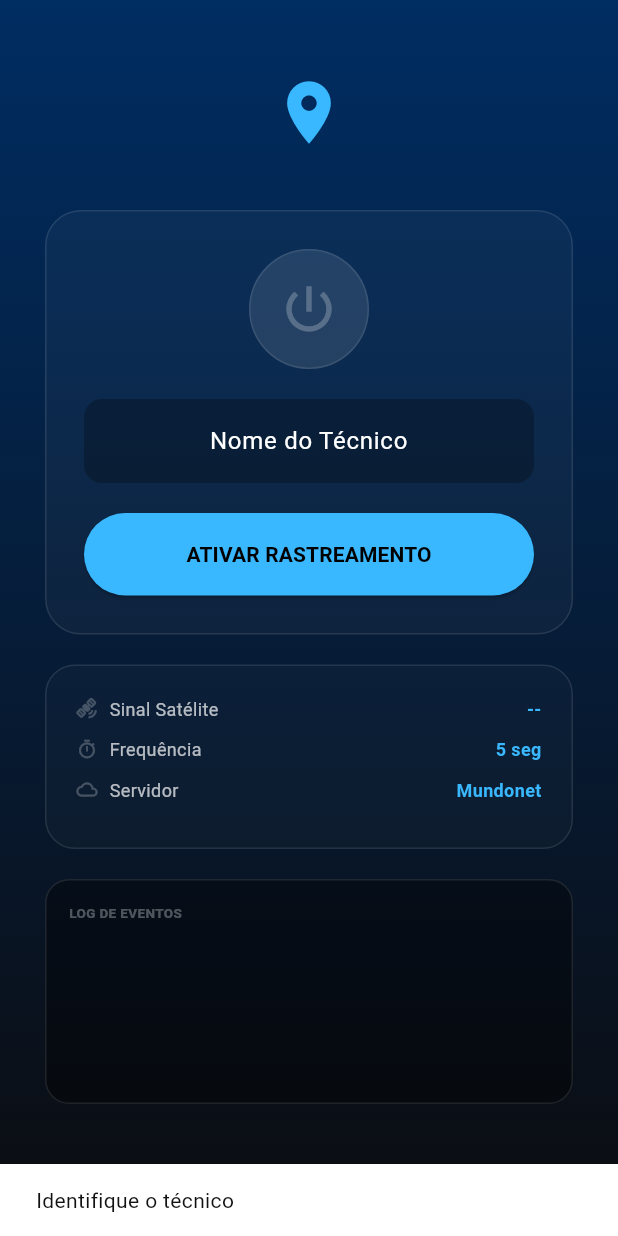
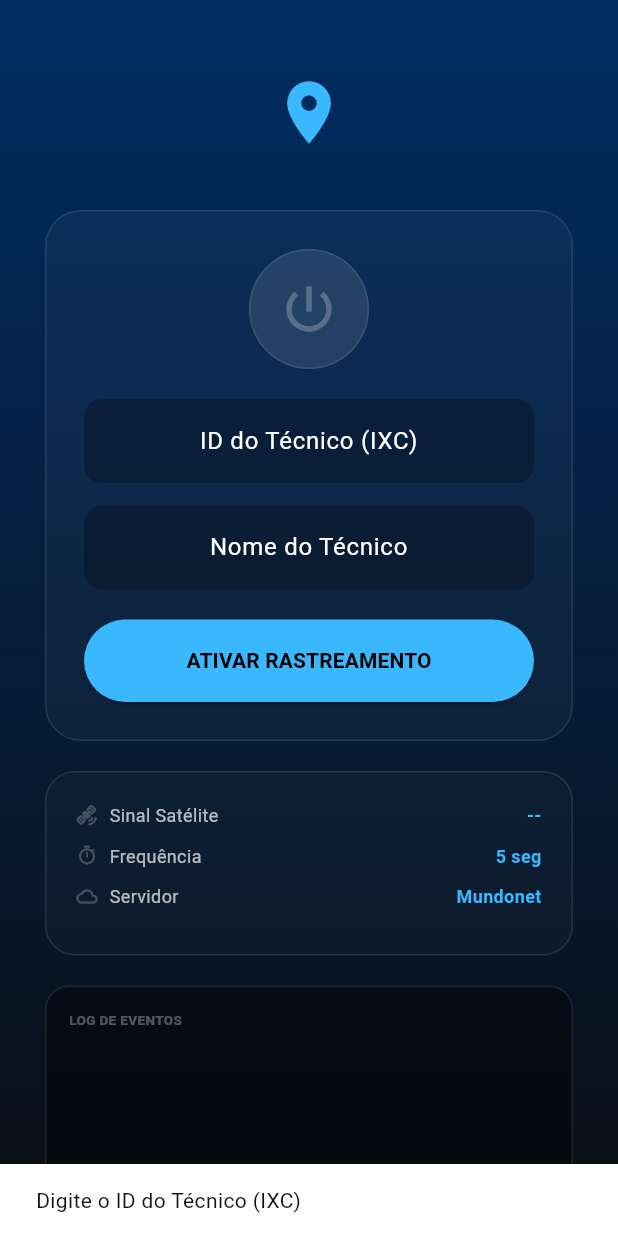
Before and after one commit to mundonetprovedor/gps-tracker, a Flutter app: the screen it shows after launch, after a tap on "ATIVAR RASTREAMENTO", on a phone screen of 412 x 824 dp. Run offline on Flutter 3.47's test engine with Material 3 defaults, Android fonts, the light colour scheme and no system bars; our stand-ins replace battery_plus, connectivity_plus, geolocator, permission_handler, shared_preferences, wakelock_plus; missing offline and left inert: flutter_foreground_task; network calls fail; statements that could not run were skipped.

Commit message:
feat: migrate mobile app to HTTP endpoints and add IXC ID field

```diff
--- a/mobile_app/lib/main.dart
+++ b/mobile_app/lib/main.dart
@@ -3,14 +3,14 @@ import 'dart:isolate';
 import 'package:flutter/material.dart';
 import 'package:flutter_foreground_task/flutter_foreground_task.dart';
 import 'package:geolocator/geolocator.dart';
-import 'package:socket_io_client/socket_io_client.dart' as IO;
 import 'package:shared_preferences/shared_preferences.dart';
 import 'package:wakelock_plus/wakelock_plus.dart';
 import 'package:permission_handler/permission_handler.dart';
 import 'package:battery_plus/battery_plus.dart';
 import 'package:connectivity_plus/connectivity_plus.dart';
+import 'package:http/http.dart' as http;
 
-const String kServerUrl = "https://mundonet-gps.49p1k1.easypanel.host";
+const String kServerUrl = "https://mapa.mundonetbandalarga.com.br";
 
 void main() async {
   WidgetsFlutterBinding.ensureInitialized();
@@ -23,7 +23,6 @@ void startCallback() {
 }
 
 class GpsTaskHandler extends TaskHandler {
-  IO.Socket? _socket;
   StreamSubscription<Position>? _positionStream;
   final Battery _battery = Battery();
   final Connectivity _connectivity = Connectivity();
@@ -41,34 +40,14 @@ class GpsTaskHandler extends TaskHandler {
 
     try {
       final customData = await FlutterForegroundTask.getData<Map<String, dynamic>>(key: 'trackingData');
-      _sendLog('2. Dados carregados: ${customData?['teamName']}');
-
-      final String teamId = customData?['teamId'] ?? 'device_${DateTime.now().millisecondsSinceEpoch}';
+      final String teamId = customData?['teamId'] ?? '';
       final String teamName = customData?['teamName'] ?? "Técnico";
 
-      _sendLog('3. Conectando: $kServerUrl');
-      _socket = IO.io(kServerUrl, <String, dynamic>{
-        'transports': ['websocket', 'polling'],
-        'autoConnect': true,
-        'forceNew': true,
-        'reconnection': true,
-        'reconnectionDelay': 1000,
-        'reconnectionAttempts': 500,
-      });
+      _sendLog('2. Técnico: $teamName (ID: $teamId)');
+      _sendLog('3. Ativando GPS...');
 
-      _socket?.onConnect((_) {
-        _sendLog('4. Socket: CONECTADO ✅');
-        _socket?.emit('register_team', {'teamId': teamId, 'name': teamName});
-      });
-
-      _socket?.onConnectError((err) => _sendLog('Erro Socket: $err'));
-      _socket?.onConnectTimeout((_) => _sendLog('Timeout Socket ⏳'));
-
-      _sendLog('5. Ativando GPS...');
-
-      // Verificar permissão antes de ouvir
       LocationPermission permission = await Geolocator.checkPermission();
-      _sendLog('6. Permissão GPS: $permission');
+      _sendLog('4. Permissão GPS: $permission');
 
       _positionStream = Geolocator.getPositionStream(
         locationSettings: AndroidSettings(
@@ -77,30 +56,35 @@ class GpsTaskHandler extends TaskHandler {
           intervalDuration: const Duration(seconds: 5),
         )
       ).listen((Position position) async {
-        _sendLog('7. GPS: Localização OK 📍');
+        _sendLog('5. GPS: Localização OK 📍');
 
         int battLevel = await _battery.batteryLevel;
-        var connResult = await _connectivity.checkConnectivity();
-        String network = connResult.toString().split('.').last;
 
-        if (_socket != null && _socket!.connected) {
-          _socket!.emit('update_location', {
-            'lat': position.latitude,
-            'lng': position.longitude,
-            'speed': position.speed * 3.6,
-            'heading': position.heading,
-            'battery': battLevel,
-            'network': network,
-            'status': 'Online'
-          });
-          _sendLog('8. Dados: ENVIADOS 🚀');
-        } else {
-          _sendLog('Aguardando Socket... ⏳');
+        try {
+          final url = Uri.parse('$kServerUrl/traccar').replace(
+            queryParameters: {
+              'id': teamId,
+              'lat': position.latitude.toString(),
+              'lon': position.longitude.toString(),
+              'speed': (position.speed * 1.94384).toString(), // convert m/s to knots
+              'heading': position.heading.toString(),
+              'battery': battLevel.toString(),
+            },
+          );
+
+          final response = await http.get(url).timeout(const Duration(seconds: 10));
+          if (response.statusCode == 200) {
+            _sendLog('6. Dados: ENVIADOS 🚀');
+          } else {
+            _sendLog('Erro HTTP: ${response.statusCode} ❌');
+          }
+        } catch (e) {
+          _sendLog('Erro Envio: $e ❌');
         }
 
         FlutterForegroundTask.updateService(
           notificationTitle: 'Mundonet Tracker • OK',
-          notificationText: 'Sincronizado às ${DateTime.now().hour}:${DateTime.now().minute}:${DateTime.now().second}',
+          notificationText: 'Sincronizado às ${DateTime.now().hour.toString().padLeft(2, '0')}:${DateTime.now().minute.toString().padLeft(2, '0')}:${DateTime.now().second.toString().padLeft(2, '0')}',
         );
       }, onError: (err) => _sendLog('ERRO GPS: $err ❌'));
 
@@ -113,7 +97,6 @@ class GpsTaskHandler extends TaskHandler {
   void onDestroy(DateTime timestamp, SendPort? sendPort) async {
     _sendLog('Serviço finalizado');
     await _positionStream?.cancel();
-    _socket?.disconnect();
   }
 
   @override
@@ -146,6 +129,7 @@ class TrackerScreen extends StatefulWidget {
 }
 
 class _TrackerScreenState extends State<TrackerScreen> {
+  final TextEditingController _idController = TextEditingController();
   final TextEditingController _controller = TextEditingController();
   bool _isRunning = false;
   final List<String> _logs = [];
@@ -154,7 +138,7 @@ class _TrackerScreenState extends State<TrackerScreen> {
   @override
   void initState() {
     super.initState();
-    _loadStoredName();
+    _loadStoredData();
     _initForegroundTask();
     _checkStatus();
   }
@@ -162,6 +146,8 @@ class _TrackerScreenState extends State<TrackerScreen> {
   @override
   void dispose() {
     _closeReceivePort();
+    _idController.dispose();
+    _controller.dispose();
     super.dispose();
   }
 
@@ -170,10 +156,11 @@ class _TrackerScreenState extends State<TrackerScreen> {
     _receivePort = null;
   }
 
-  Future<void> _loadStoredName() async {
+  Future<void> _loadStoredData() async {
     final prefs = await SharedPreferences.getInstance();
     setState(() {
       _controller.text = prefs.getString('currentTeamName') ?? "";
+      _idController.text = prefs.getString('currentTeamId') ?? "";
     });
   }
 
@@ -227,8 +214,12 @@ class _TrackerScreenState extends State<TrackerScreen> {
   }
 
   Future<void> _start() async {
-    if (_controller.text.isEmpty) {
-      ScaffoldMessenger.of(context).showSnackBar(const SnackBar(content: Text('Identifique o técnico')));
+    if (_idController.text.trim().isEmpty) {
+      ScaffoldMessenger.of(context).showSnackBar(const SnackBar(content: Text('Digite o ID do Técnico (IXC)')));
+      return;
+    }
+    if (_controller.text.trim().isEmpty) {
+      ScaffoldMessenger.of(context).showSnackBar(const SnackBar(content: Text('Identifique o nome do técnico')));
       return;
     }
 
@@ -244,11 +235,13 @@ class _TrackerScreenState extends State<TrackerScreen> {
     }
 
     final prefs = await SharedPreferences.getInstance();
-    await prefs.setString('currentTeamName', _controller.text);
-    String? teamId = prefs.getString('deviceTeamId') ?? 'team_${DateTime.now().millisecondsSinceEpoch}';
-    if (prefs.getString('deviceTeamId') == null) await prefs.setString('deviceTeamId', teamId);
+    await prefs.setString('currentTeamName', _controller.text.trim());
+    await prefs.setString('currentTeamId', _idController.text.trim());
 
-    await FlutterForegroundTask.saveData(key: 'trackingData', value: {'teamId': teamId, 'teamName': _controller.text});
+    await FlutterForegroundTask.saveData(key: 'trackingData', value: {
+      'teamId': _idController.text.trim(),
+      'teamName': _controller.text.trim()
+    });
 
     final bool result = await FlutterForegroundTask.startService(
       notificationTitle: 'Mundonet Tracker',
@@ -328,11 +321,34 @@ class _TrackerScreenState extends State<TrackerScreen> {
           _buildStatusIndicator(),
           const SizedBox(height: 20),
           if (!_isRunning) ...[
-            TextField(controller: _controller, textAlign: TextAlign.center, decoration: InputDecoration(hintText: 'Nome do Técnico', filled: true, fillColor: Colors.black26, border: OutlineInputBorder(borderRadius: BorderRadius.circular(12), borderSide: BorderSide.none))),
+            TextField(
+              controller: _idController,
+              textAlign: TextAlign.center,
+              keyboardType: TextInputType.number,
+              decoration: InputDecoration(
+                hintText: 'ID do Técnico (IXC)',
+                filled: true,
+                fillColor: Colors.black26,
+                border: OutlineInputBorder(borderRadius: BorderRadius.circular(12), borderSide: BorderSide.none)
+              ),
+            ),
+            const SizedBox(height: 15),
+            TextField(
+              controller: _controller,
+              textAlign: TextAlign.center,
+              decoration: InputDecoration(
+                hintText: 'Nome do Técnico',
+                filled: true,
+                fillColor: Colors.black26,
+                border: OutlineInputBorder(borderRadius: BorderRadius.circular(12), borderSide: BorderSide.none)
+              ),
+            ),
             const SizedBox(height: 20),
             SizedBox(width: double.infinity, height: 55, child: ElevatedButton(onPressed: _start, style: ElevatedButton.styleFrom(backgroundColor: const Color(0xFF39B8FF), foregroundColor: Colors.black), child: const Text('ATIVAR RASTREAMENTO', style: TextStyle(fontWeight: FontWeight.bold)))),
           ] else ...[
             Text(_controller.text.toUpperCase(), style: const TextStyle(fontWeight: FontWeight.bold, fontSize: 18)),
+            Text('ID IXC: ${_idController.text}', style: const TextStyle(color: Colors.white70, fontSize: 13)),
+            const SizedBox(height: 10),
             const Text('SISTEMA OPERACIONAL', style: TextStyle(color: Color(0xFF34D399), fontSize: 11)),
             const SizedBox(height: 30),
             OutlinedButton(onPressed: _stop, style: OutlinedButton.styleFrom(side: const BorderSide(color: Colors.white10)), child: const Text('PARAR SERVIÇO', style: TextStyle(color: Colors.white30))),
```
Also changed, not shown: mobile_app/pubspec.lock (added), 1 other file.
